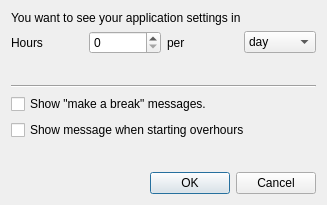
Qt form ui/configDialog.ui (Patriciasc/WHCH) before a commit.
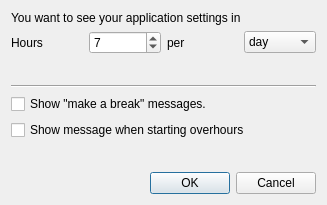
The same form after that commit.

Commit message: Introduced QSettings read function.

```diff
--- a/ui/configDialog.ui
+++ b/ui/configDialog.ui
@@ -36,7 +36,14 @@
         </widget>
        </item>
        <item>
-        <widget class="QSpinBox" name="spinBox"/>
+        <widget class="QSpinBox" name="spinBox">
+         <property name="maximum">
+          <number>2000</number>
+         </property>
+         <property name="value">
+          <number>7</number>
+         </property>
+        </widget>
        </item>
        <item>
         <widget class="QLabel" name="label_3">
```
The commit also changes 2 other files.
